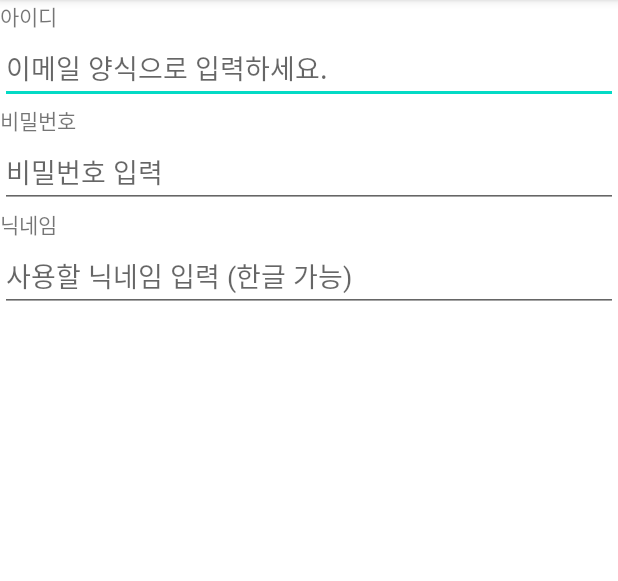
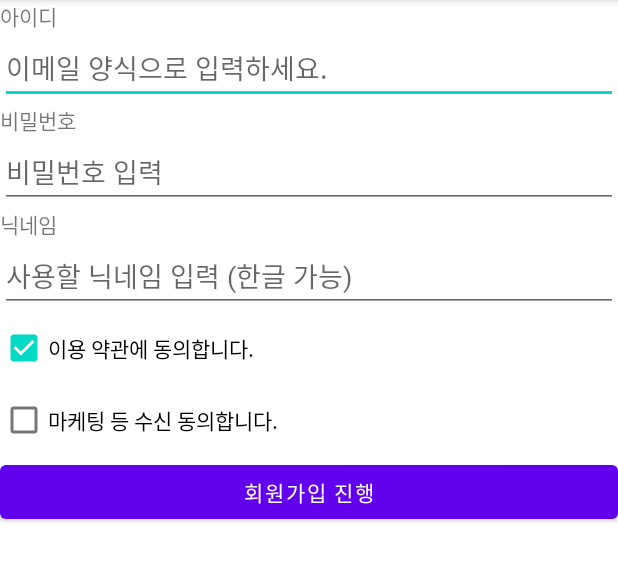
Before and after one commit to Eun-Hee/UIPractice_20210207, an Android app: the screen it shows after launch (MainActivity), on a phone screen of 412 x 824 dp, the part 84-665 px from its top. Run offline under Robolectric (Android 15) with nearby library versions, the phone set to English and light mode, and no system bars.

Commit message:
버튼 / 체크박스 체험

```diff
--- a/app/src/main/res/layout/activity_main.xml
+++ b/app/src/main/res/layout/activity_main.xml
@@ -41,5 +41,23 @@
         android:singleLine="true"
         android:imeOptions="actionSearch"/>
 
+    <CheckBox
+        android:layout_width="wrap_content"
+        android:layout_height="wrap_content"
+        android:text="이용 약관에 동의합니다."
+        android:checked="true"/>
+
+    <CheckBox
+        android:layout_width="wrap_content"
+        android:layout_height="wrap_content"
+        android:text="마케팅 등 수신 동의합니다." />
+
+
+    <Button
+        android:layout_width="match_parent"
+        android:layout_height="wrap_content"
+        android:text="회원가입 진행"/>
+
+
 
 </LinearLayout>
```
